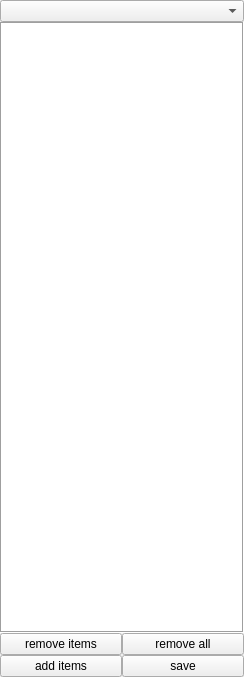
Old version of the form af/gui/sidebar/AfAnnotationWidget.ui in the repository manerotoni/afw.
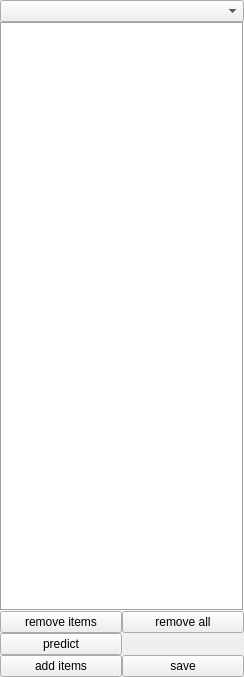
New version of the form.

Commit message: button predict added

What changed in the file:
```diff
--- a/af/gui/sidebar/AfAnnotationWidget.ui
+++ b/af/gui/sidebar/AfAnnotationWidget.ui
@@ -103,20 +103,27 @@
          </property>
         </widget>
        </item>
-       <item row="1" column="1">
+       <item row="3" column="1">
         <widget class="QPushButton" name="saveBtn">
          <property name="text">
           <string>save</string>
          </property>
         </widget>
        </item>
-       <item row="1" column="0">
+       <item row="3" column="0">
         <widget class="QPushButton" name="addBtn">
          <property name="text">
           <string>add items</string>
          </property>
         </widget>
        </item>
+       <item row="1" column="0">
+        <widget class="QPushButton" name="predictBtn">
+         <property name="text">
+          <string>predict</string>
+         </property>
+        </widget>
+       </item>
       </layout>
      </item>
     </layout>
```
The commit also changes 1 other file.
